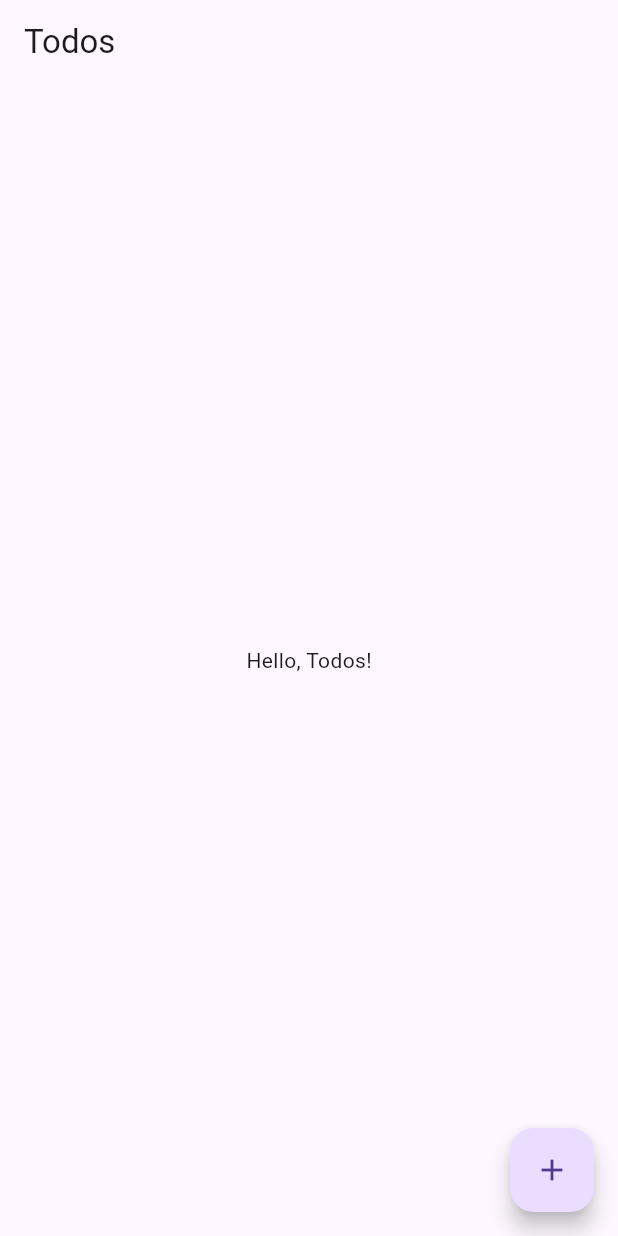
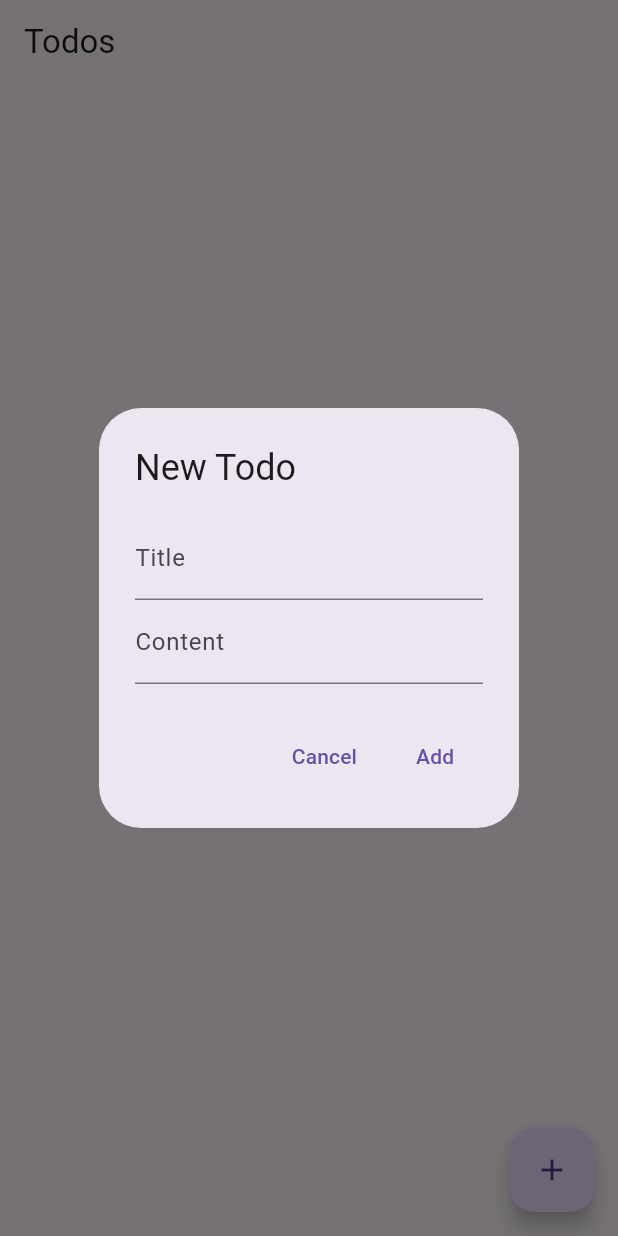
Before and after one commit to Cratis1831/flutter_todo_app, a Flutter app: the screen it shows after launch, after a tap on the "add" icon, on a phone screen of 412 x 824 dp. Run offline on Flutter 3.47's test engine with Material 3 defaults, Android fonts, the phone set to English and light mode, and no system bars; our stand-ins replace isar; accounts and stored records are empty; generated files the repository leaves out were written again.

Commit message:
Fix initialization and add create todo dialog

```diff
--- a/lib/database/todo_database.dart
+++ b/lib/database/todo_database.dart
@@ -5,7 +5,7 @@ import 'package:path_provider/path_provider.dart';
 
 class TodoDatase extends ChangeNotifier {
   static late Isar isar;
-  List<Todo> _todos = [];
+  final List<Todo> _todos = [];
 
   static Future<void> init() async {
     final dir = await getApplicationDocumentsDirectory();
--- a/lib/pages/todos_screen.dart
+++ b/lib/pages/todos_screen.dart
@@ -8,13 +8,54 @@ class TodosScreen extends StatefulWidget {
 }
 
 class _TodosScreenState extends State<TodosScreen> {
+  TextEditingController titleController = TextEditingController();
+  TextEditingController contentController = TextEditingController();
+
+  void openCreateTodoDialog() {
+    showDialog(
+      context: context,
+      builder: (context) {
+        return AlertDialog(
+          title: const Text('New Todo'),
+          content: Column(
+            mainAxisSize: MainAxisSize.min,
+            children: [
+              TextField(
+                decoration: const InputDecoration(
+                  labelText: 'Title',
+                ),
+                controller: titleController,
+              ),
+              TextField(
+                decoration: const InputDecoration(
+                  labelText: 'Content',
+                ),
+                controller: contentController,
+              ),
+            ],
+          ),
+          actions: [
+            TextButton(
+              onPressed: () {
+                Navigator.of(context).pop();
+              },
+              child: const Text('Cancel'),
+            ),
+            TextButton(
+              onPressed: () {},
+              child: const Text('Add'),
+            ),
+          ],
+        );
+      },
+    );
+  }
+
   @override
   Widget build(BuildContext context) {
     return Scaffold(
       floatingActionButton: FloatingActionButton(
-        onPressed: () {
-          // Add your onPressed logic here
-        },
+        onPressed: openCreateTodoDialog,
         child: const Icon(Icons.add),
       ),
       appBar: AppBar(
```
